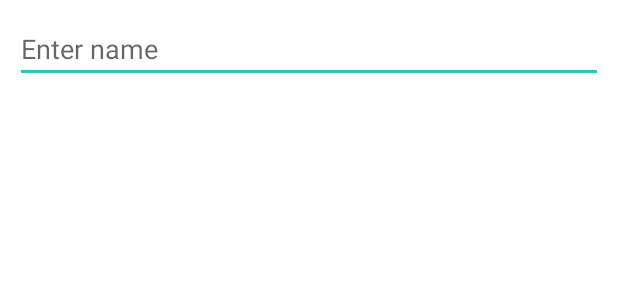
After one commit to phongtommy1/CS2640, an Android app: the layout layout_dialog.xml on its own in the app's theme, with its tools: preview values and no code run, on a phone screen of 412 x 824 dp. The commit adds this screen. Shown: the top 300 px of the screen. Run offline under Robolectric (Android 15) with nearby library versions, the phone set to English and light mode, and no system bars.

Commit message:
new changes

```diff
--- /dev/null
+++ b/app/src/main/res/layout/layout_dialog.xml
@@ -0,0 +1,17 @@
+<?xml version="1.0" encoding="utf-8"?>
+<androidx.constraintlayout.widget.ConstraintLayout xmlns:android="http://schemas.android.com/apk/res/android"
+    android:layout_width="match_parent"
+    android:layout_height="match_parent"
+    xmlns:app="http://schemas.android.com/apk/res-auto">
+
+    <EditText
+        android:layout_width="match_parent"
+        android:layout_height="wrap_content"
+        app:layout_constraintTop_toTopOf="parent"
+        app:layout_constraintStart_toStartOf="parent"
+        android:layout_margin="10dp"
+        android:id="@+id/etName"
+        android:hint="Enter name"
+        />
+
+</androidx.constraintlayout.widget.ConstraintLayout>
```
Also changed, not shown: app/src/main/java/com/example/cs2640project/Custom_Dialog.java (added, +64 -0 lines), app/src/main/java/com/example/cs2640project/MainActivity2.java (+19 -8 lines), app/src/main/res/layout/activity_main2.xml (+8 -0 lines).
